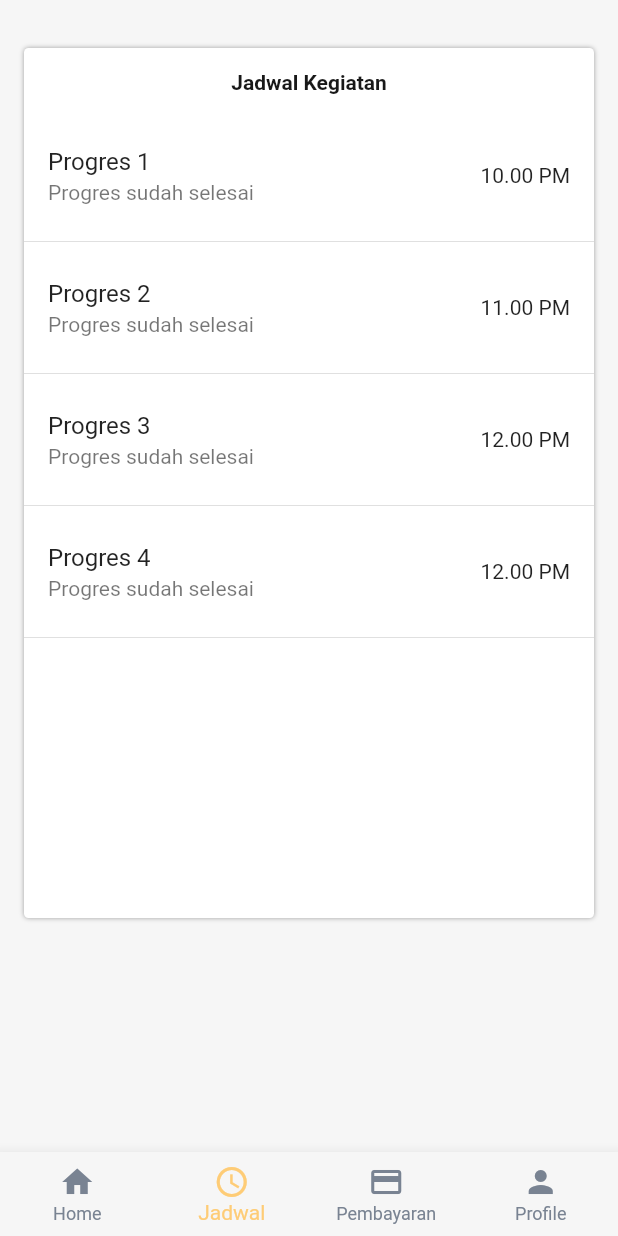
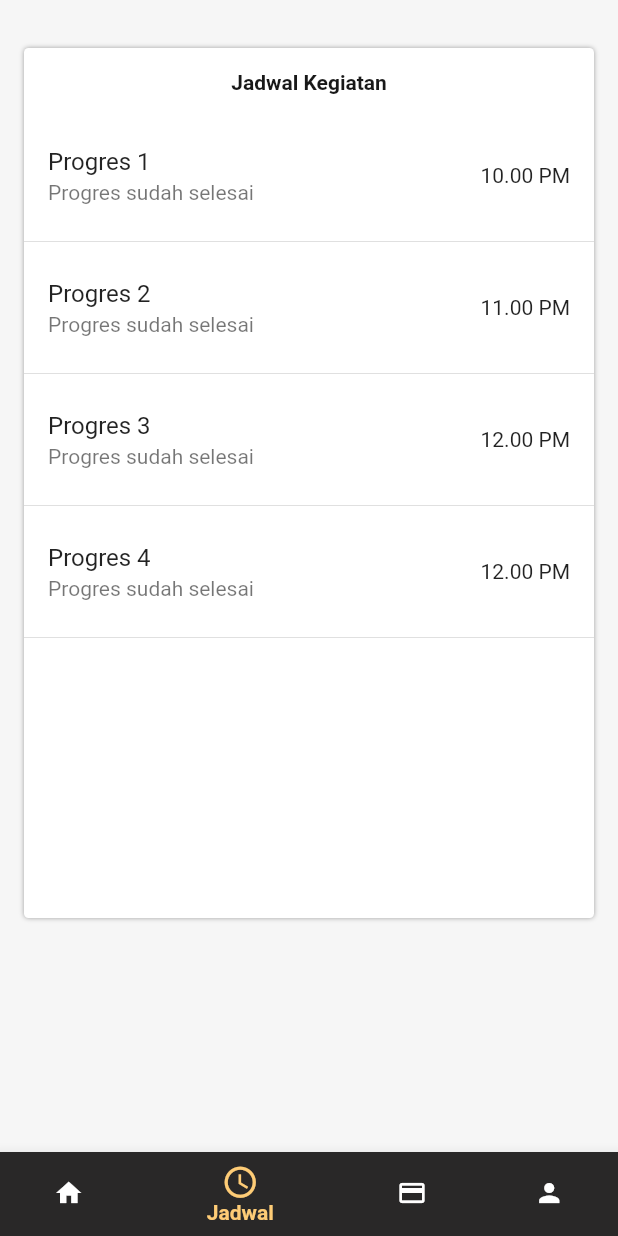
Before and after one commit to AinulM02/WORM, a Flutter app: the screen it shows after launch, item 2 of the bottom bar chosen, on a phone screen of 412 x 824 dp. Run offline on Flutter 3.47's test engine with Material 2 defaults, Android fonts, the phone set to English and light mode, and no system bars; our stand-ins replace convex_bottom_bar; missing offline and left inert: slide_digital_clock; Roboto replaces fonts that are missing (Poppins).

Commit message:
nav-color

```diff
--- a/dart/lib/widgets/navbar.dart
+++ b/dart/lib/widgets/navbar.dart
@@ -68,10 +68,11 @@ class _navbarState extends State<navbar> {
     return Scaffold(
       body: screens[currentIndex],
       bottomNavigationBar: BottomNavigationBar(
-        type: BottomNavigationBarType.fixed,
-        backgroundColor: Color.fromRGBO(246, 246, 246, 1),
+        type: BottomNavigationBarType.shifting,
+        iconSize: 20,
+        selectedIconTheme: IconThemeData(color: Color.fromRGBO(254, 204, 118, 1),size:25),
+        selectedLabelStyle: TextStyle(fontWeight: FontWeight.bold),
         selectedItemColor: Color.fromRGBO(254, 204, 118, 1),
-        unselectedItemColor: Color.fromRGBO(121, 131, 146, 1),
         // selectedFontSize: 15,
         currentIndex: currentIndex,
         // showUnselectedLabels: false,
@@ -80,18 +81,22 @@ class _navbarState extends State<navbar> {
           BottomNavigationBarItem(
             icon: Icon(Icons.home),
             label: 'Home',
+            backgroundColor: Color.fromARGB(255, 41, 40, 40),
           ),
           BottomNavigationBarItem(
             icon: Icon(Icons.schedule),
             label: 'Jadwal',
+            backgroundColor: Color.fromARGB(255, 41, 40, 40),
           ),
           BottomNavigationBarItem(
             icon: Icon(Icons.payment),
             label: 'Pembayaran',
+            backgroundColor: Color.fromARGB(255, 41, 40, 40),
           ),
           BottomNavigationBarItem(
             icon: Icon(Icons.person),
             label: 'Profile',
+            backgroundColor: Color.fromARGB(255, 41, 40, 40),
           ),
         ],
       ),
```
